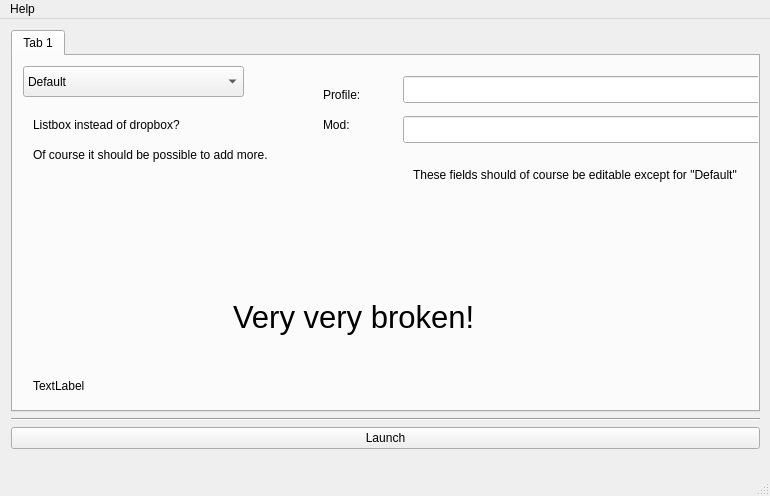
This is forms/mainwindow.ui in sago007/oa_launch as Qt 5 draws it before an edit. The edited form follows.
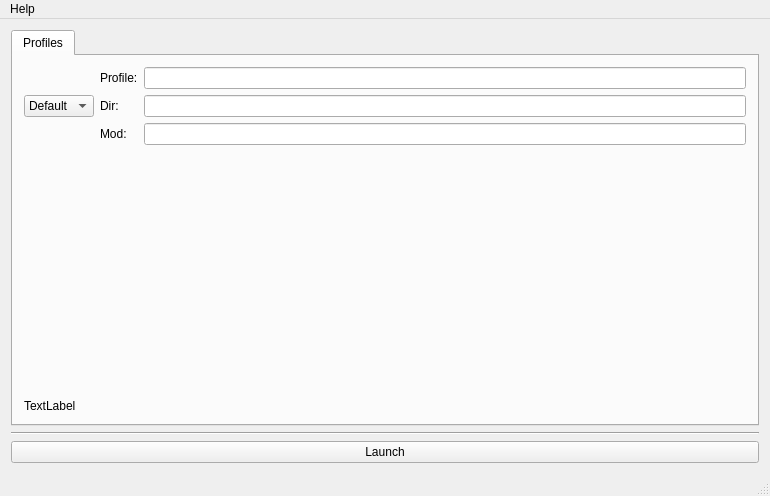
This is the edited form.

Commit message: UI is now stretching

Patch:
```diff
--- a/forms/mainwindow.ui
+++ b/forms/mainwindow.ui
@@ -10,19 +10,24 @@
     <height>496</height>
    </rect>
   </property>
+  <property name="sizePolicy">
+   <sizepolicy hsizetype="Expanding" vsizetype="Expanding">
+    <horstretch>0</horstretch>
+    <verstretch>0</verstretch>
+   </sizepolicy>
+  </property>
   <property name="windowTitle">
    <string>OpenArena Launcher</string>
   </property>
   <widget class="QWidget" name="centralWidget">
-   <widget class="QWidget" name="verticalLayoutWidget">
-    <property name="geometry">
-     <rect>
-      <x>0</x>
-      <y>0</y>
-      <width>771</width>
-      <height>441</height>
-     </rect>
-    </property>
+   <property name="sizePolicy">
+    <sizepolicy hsizetype="Expanding" vsizetype="Expanding">
+     <horstretch>0</horstretch>
+     <verstretch>0</verstretch>
+    </sizepolicy>
+   </property>
+   <layout class="QVBoxLayout" name="verticalLayout_2">
+    <item>
     <layout class="QVBoxLayout" name="verticalLayout">
      <item>
       <widget class="QTabWidget" name="tabWidget">
@@ -34,17 +39,15 @@
          <locale language="English" country="UnitedStates"/>
         </property>
         <attribute name="title">
-         <string>Tab 1</string>
-        </attribute>
+          <string>Profiles</string>
+         </attribute>
+         <layout class="QHBoxLayout" name="horizontalLayout_2">
+          <item>
+           <layout class="QVBoxLayout" name="verticalLayout_3">
+            <item>
+             <layout class="QHBoxLayout" name="horizontalLayout">
+              <item>
         <widget class="QComboBox" name="comboBox">
-         <property name="geometry">
-          <rect>
-           <x>10</x>
-           <y>10</y>
-           <width>221</width>
-           <height>31</height>
-          </rect>
-         </property>
          <item>
           <property name="text">
            <string>Default</string>
@@ -66,128 +69,74 @@
           </property>
          </item>
         </widget>
-        <widget class="QLabel" name="label">
-         <property name="geometry">
-          <rect>
-           <x>220</x>
-           <y>240</y>
-           <width>291</width>
-           <height>41</height>
-          </rect>
-         </property>
-         <property name="font">
-          <font>
-           <pointsize>23</pointsize>
-          </font>
-         </property>
-         <property name="text">
-          <string>Very very broken!</string>
-         </property>
-        </widget>
+              </item>
+              <item>
+               <layout class="QGridLayout" name="gridLayout">
+                <item row="1" column="2">
         <widget class="QLineEdit" name="profileDirEdit">
-         <property name="geometry">
-          <rect>
-           <x>390</x>
-           <y>20</y>
-           <width>371</width>
-           <height>27</height>
-          </rect>
-         </property>
          <property name="readOnly">
           <bool>true</bool>
          </property>
         </widget>
+                </item>
+                <item row="2" column="1">
+                 <widget class="QLabel" name="label_2">
+                  <property name="text">
+                   <string>Mod:</string>
+                  </property>
+                 </widget>
+                </item>
+                <item row="2" column="2">
         <widget class="QLineEdit" name="modNameEdit">
-         <property name="geometry">
-          <rect>
-           <x>390</x>
-           <y>60</y>
-           <width>371</width>
-           <height>27</height>
-          </rect>
-         </property>
          <property name="readOnly">
           <bool>true</bool>
          </property>
         </widget>
+                </item>
+                <item row="0" column="2">
+                 <widget class="QLineEdit" name="profileNameEdit"/>
+                </item>
+                <item row="0" column="1">
         <widget class="QLabel" name="profileLabel">
-         <property name="geometry">
-          <rect>
-           <x>310</x>
-           <y>30</y>
-           <width>54</width>
-           <height>17</height>
-          </rect>
-         </property>
          <property name="text">
           <string>Profile:</string>
          </property>
         </widget>
-        <widget class="QLabel" name="label_2">
-         <property name="geometry">
-          <rect>
-           <x>310</x>
-           <y>60</y>
-           <width>54</width>
-           <height>17</height>
-          </rect>
-         </property>
+                </item>
+                <item row="1" column="1">
+                 <widget class="QLabel" name="label">
          <property name="text">
-          <string>Mod:</string>
-         </property>
-        </widget>
-        <widget class="QLabel" name="label_3">
-         <property name="geometry">
-          <rect>
-           <x>20</x>
-           <y>60</y>
-           <width>171</width>
-           <height>17</height>
-          </rect>
-         </property>
-         <property name="text">
-          <string>Listbox instead of dropbox?</string>
-         </property>
-        </widget>
-        <widget class="QLabel" name="label_4">
-         <property name="geometry">
-          <rect>
-           <x>20</x>
-           <y>90</y>
-           <width>271</width>
-           <height>17</height>
-          </rect>
-         </property>
-         <property name="text">
-          <string>Of course it should be possible to add more.</string>
-         </property>
-        </widget>
+                   <string>Dir:</string>
+                  </property>
+                 </widget>
+                </item>
+               </layout>
+              </item>
+             </layout>
+            </item>
+            <item>
+             <spacer name="verticalSpacer">
+              <property name="orientation">
+               <enum>Qt::Vertical</enum>
+              </property>
+              <property name="sizeHint" stdset="0">
+               <size>
+                <width>20</width>
+                <height>40</height>
+               </size>
+              </property>
+             </spacer>
+            </item>
+            <item>
         <widget class="QLabel" name="labelPathToBin">
-         <property name="geometry">
-          <rect>
-           <x>20</x>
-           <y>320</y>
-           <width>731</width>
-           <height>20</height>
-          </rect>
-         </property>
          <property name="text">
           <string>TextLabel</string>
          </property>
         </widget>
-        <widget class="QLabel" name="label_5">
-         <property name="geometry">
-          <rect>
-           <x>400</x>
-           <y>110</y>
-           <width>361</width>
-           <height>17</height>
-          </rect>
-         </property>
-         <property name="text">
-          <string>These fields should of course be editable except for &quot;Default&quot;</string>
-         </property>
-        </widget>
+            </item>
+           </layout>
+          </item>
+         </layout>
        </widget>
       </widget>
      </item>
@@ -206,7 +155,8 @@
       </widget>
      </item>
     </layout>
-   </widget>
+    </item>
+   </layout>
   </widget>
   <widget class="QMenuBar" name="menuBar">
    <property name="geometry">
```
Left out of the diff: 2 changed lines with no effect on the pictures. Lines whose indentation alone changed are shown as unchanged. The commit also changes 2 other files.
